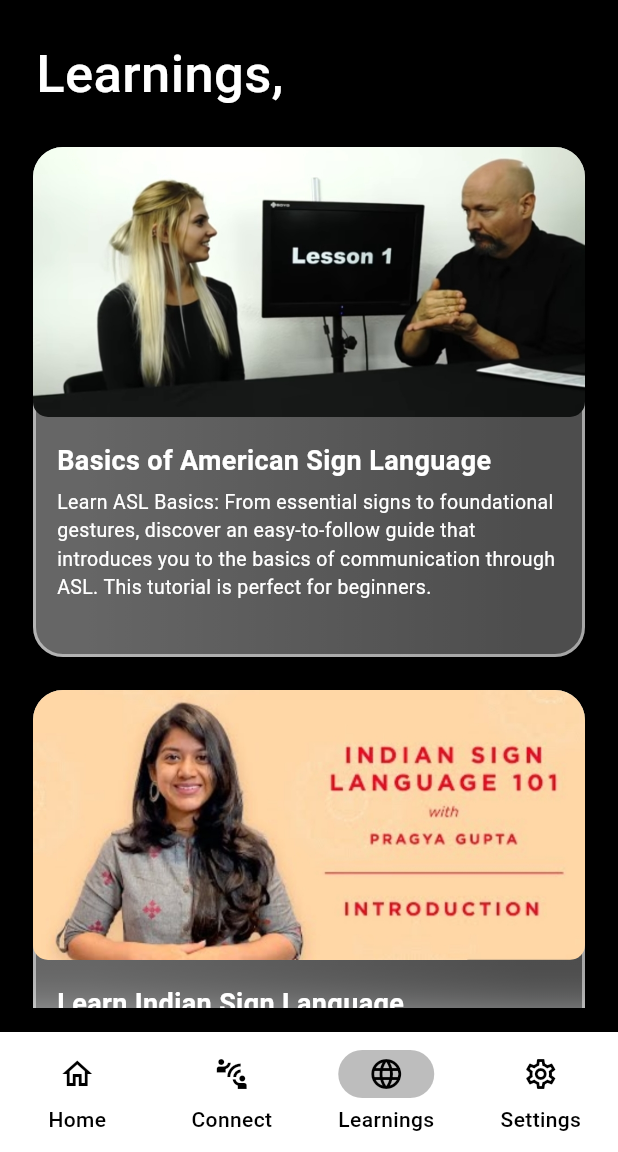
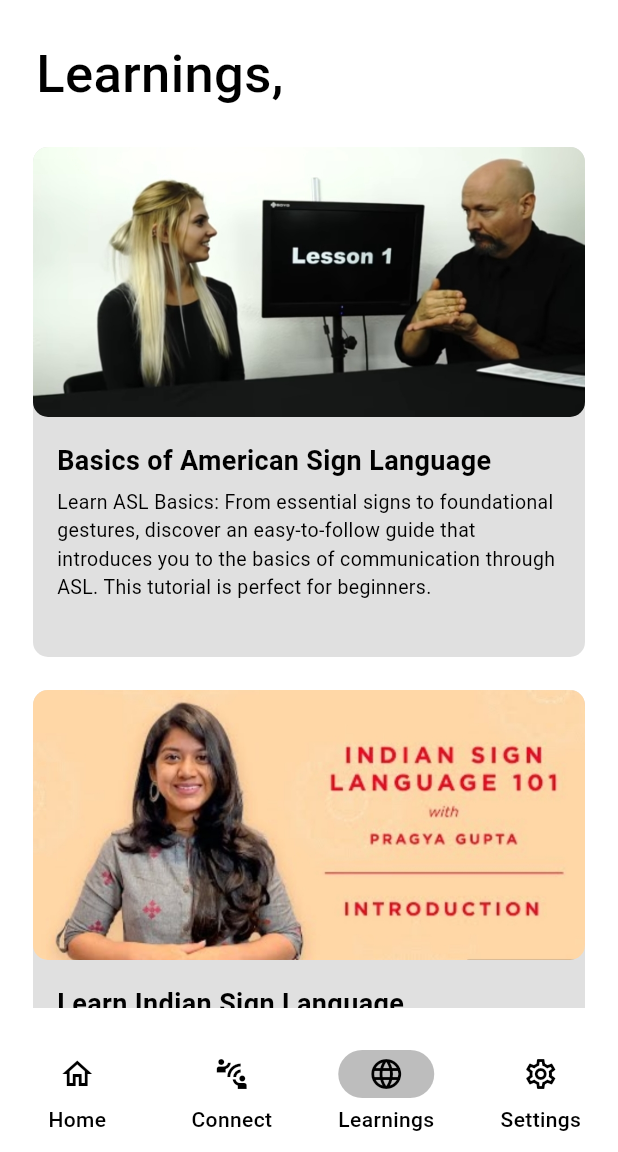
Before and after one commit to mukundsolanki/Vaachak-App, a Flutter app: the screen it shows after launch, item 3 of the bottom bar chosen, on a phone screen of 412 x 824 dp, the part 84-1236 px from its top. Run offline on Flutter 3.47's test engine with Material 3 defaults, Android fonts, the phone set to English and light mode, and no system bars; drawn by our look-alikes of glassmorphism; our stand-ins replace lottie; missing offline and left inert: agora_uikit.

Commit message:
Updated the whole UI to white theme

```diff
--- a/lib/pages/connect_screen.dart
+++ b/lib/pages/connect_screen.dart
@@ -6,7 +6,7 @@ class ConnectScreen extends StatelessWidget {
   @override
   Widget build(BuildContext context) {
     return Scaffold(
-      backgroundColor: Color.fromARGB(255, 0, 0, 0),
+      backgroundColor: Color.fromARGB(255, 255, 255, 255),
       body: Center(
         child: Column(
           mainAxisAlignment: MainAxisAlignment.center,
@@ -55,7 +55,7 @@ class ConnectScreen extends StatelessWidget {
               'Connect to your speech therapist\nYour username is: ',
               textAlign: TextAlign.center,
               style: TextStyle(
-                color: Colors.white,
+                color: Colors.black,
                 fontSize: 16,
               ),
             ),
--- a/lib/pages/home_screen.dart
+++ b/lib/pages/home_screen.dart
@@ -56,7 +56,7 @@ class _HomeScreenState extends State<HomeScreen>
   @override
   Widget build(BuildContext context) {
     return Scaffold(
-      backgroundColor: Color.fromARGB(255, 10, 10, 10),
+      backgroundColor: Color.fromARGB(255, 255, 255, 255),
       body: Column(
         crossAxisAlignment: CrossAxisAlignment.stretch,
         children: [
@@ -67,7 +67,7 @@ class _HomeScreenState extends State<HomeScreen>
               'Hello User,',
               style: TextStyle(
                   fontSize: 30.0,
-                  color: Colors.white,
+                  color: Colors.black,
                   fontWeight: FontWeight.w600,
                   fontStyle: FontStyle.italic),
             ),
@@ -78,7 +78,7 @@ class _HomeScreenState extends State<HomeScreen>
                   ? Text(
                       'No Signs Yet',
                       style: TextStyle(
-                        color: Colors.white60,
+                        color: Colors.black87,
                       ),
                     )
                   : ListView.builder(
--- a/lib/pages/learn_screen.dart
+++ b/lib/pages/learn_screen.dart
@@ -1,5 +1,4 @@
 import 'dart:ui';
-import 'package:glassmorphism/glassmorphism.dart';
 import 'package:flutter/material.dart';
 import 'package:url_launcher/url_launcher.dart';
 
@@ -36,7 +35,7 @@ class LearnScreen extends StatelessWidget {
     _height = MediaQuery.of(context).size.height;
     _width = MediaQuery.of(context).size.width;
     return Scaffold(
-        backgroundColor: Colors.black,
+        backgroundColor: Color.fromARGB(255, 255, 255, 255),
         body: Container(
           height: _height,
           width: _width,
@@ -52,7 +51,7 @@ class LearnScreen extends StatelessWidget {
                     'Learnings,',
                     style: TextStyle(
                         fontSize: 35,
-                        color: Colors.white,
+                        color: Colors.black,
                         fontWeight: FontWeight.w500),
                   ),
                 ),
@@ -65,28 +64,12 @@ class LearnScreen extends StatelessWidget {
                     onTap: () {
                       _launchYouTube(link_asl_basics);
                     },
-                    child: GlassmorphicContainer(
+                    child: Container(
                       width: 600,
                       height: 340, // Adjust the height as needed
-                      borderRadius: 20,
-                      linearGradient: LinearGradient(
-                        begin: Alignment.bottomLeft,
-                        end: Alignment.bottomRight,
-                        colors: [
-                          Colors.white.withOpacity(0.4),
-                          Colors.white30.withOpacity(0.3),
-                        ],
-                        stops: [0.1, 0.9],
-                      ),
-                      border: 2,
-                      blur: 10,
-                      borderGradient: LinearGradient(
-                        begin: Alignment.bottomLeft,
-                        end: Alignment.bottomRight,
-                        colors: [
-                          Colors.white24.withOpacity(0.5),
-                          Colors.white70.withOpacity(0.5),
-                        ],
+                      decoration: BoxDecoration(
+                        borderRadius: BorderRadius.circular(10.0),
+                        color: Colors.grey.shade300,
                       ),
                       child: Column(
                         children: [
@@ -112,14 +95,14 @@ class LearnScreen extends StatelessWidget {
                                     style: TextStyle(
                                       fontSize: 18,
                                       fontWeight: FontWeight.bold,
-                                      color: Colors.white,
+                                      color: Colors.black,
                                     ),
                                   ),
                                   SizedBox(height: 5),
                                   Text(
                                     "Learn ASL Basics: From essential signs to foundational gestures, discover an easy-to-follow guide that introduces you to the basics of communication through ASL. This tutorial is perfect for beginners.",
                                     style: TextStyle(
-                                        fontSize: 13, color: Colors.white),
+                                        fontSize: 13, color: Colors.black),
                                   ),
                                 ],
                               ),
@@ -137,30 +120,13 @@ class LearnScreen extends StatelessWidget {
                   },
                   child: Padding(
                     padding: EdgeInsets.all(6.0),
-                    child: GlassmorphicContainer(
+                    child: Container(
                       width: 600,
                       height: 340, // Adjust the height as needed
-                      borderRadius: 20,
-                      linearGradient: LinearGradient(
-                        begin: Alignment.bottomLeft,
-                        end: Alignment.bottomRight,
-                        colors: [
-                          Colors.white.withOpacity(0.4),
-                          Colors.white30.withOpacity(0.3),
-                        ],
-                        stops: [0.1, 0.9],
+                      decoration: BoxDecoration(
+                        borderRadius: BorderRadius.circular(10.0),
+                        color: Colors.grey.shade300,
                       ),
-                      border: 2,
-                      blur: 10,
-                      borderGradient: LinearGradient(
-                        begin: Alignment.bottomLeft,
-                        end: Alignment.bottomRight,
-                        colors: [
-                          Colors.white24.withOpacity(0.5),
-                          Colors.white70.withOpacity(0.5),
-                        ],
-                      ),
-
                       child: Column(
                         children: [
                           Container(
@@ -186,7 +152,7 @@ class LearnScreen extends StatelessWidget {
                                         style: TextStyle(
                                             fontSize: 18,
                                             fontWeight: FontWeight.bold,
-                                            color: Colors.white),
+                                            color: Colors.black),
                                       ),
                                       Padding(
                                           padding: const EdgeInsets.all(5.0)),
@@ -194,7 +160,7 @@ class LearnScreen extends StatelessWidget {
                                           'This series aims to bring ISL into the public sphere . It is for  people who can hear.Medium of instruction will be English. Anyone with a basic understanding of English can gain from this.',
                                           style: TextStyle(
                                               fontSize: 13,
-                                              color: Colors.white))
+                                              color: Colors.black))
                                     ])),
                           ),
                         ],
@@ -209,28 +175,12 @@ class LearnScreen extends StatelessWidget {
                   },
                   child: Padding(
                     padding: EdgeInsets.all(6.0),
-                    child: GlassmorphicContainer(
+                    child: Container(
                       width: 600,
                       height: 350, // Adjust the height as needed
-                      borderRadius: 20,
-                      linearGradient: LinearGradient(
-                        begin: Alignment.bottomLeft,
-                        end: Alignment.bottomRight,
-                        colors: [
-                          Colors.white.withOpacity(0.4),
-                          Colors.white30.withOpacity(0.3),
-                        ],
-                        stops: [0.1, 0.9],
-                      ),
-                      border: 2,
-                      blur: 10,
-                      borderGradient: LinearGradient(
-                        begin: Alignment.bottomLeft,
-                        end: Alignment.bottomRight,
-                        colors: [
-                          Colors.white24.withOpacity(0.5),
-                          Colors.white70.withOpacity(0.5),
-                        ],
+                      decoration: BoxDecoration(
+                        borderRadius: BorderRadius.circular(10.0),
+                        color: Colors.grey.shade300,
                       ),
                       child: Column(
                         children: [
@@ -254,13 +204,13 @@ class LearnScreen extends StatelessWidget {
                                   style: TextStyle(
                                       fontSize: 17,
                                       fontWeight: FontWeight.bold,
-                                      color: Colors.white),
+                                      color: Colors.black),
                                 ),
                                 Padding(padding: const EdgeInsets.all(5.0)),
                                 Text(
                                     'Juan Pablo de Bonet is credited with publishing the first sign language instructional book for the deaf in 1620. The book was based on the work of Girolamo Cardano, an Italian physician, who believed that it wasn’t necessary to hear words in order to understand ideas.',
                                     style: TextStyle(
-                                        fontSize: 13, color: Colors.white))
+                                        fontSize: 13, color: Colors.black))
                               ]))
                         ],
                       ),
@@ -274,28 +224,12 @@ class LearnScreen extends StatelessWidget {
                   },
                   child: Padding(
                     padding: EdgeInsets.all(6.0),
-                    child: GlassmorphicContainer(
+                    child: Container(
                       width: 600,
                       height: 340, // Adjust the height as needed
-                      borderRadius: 20,
-                      linearGradient: LinearGradient(
-                        begin: Alignment.bottomLeft,
-                        end: Alignment.bottomRight,
-                        colors: [
-                          Colors.white.withOpacity(0.4),
-                          Colors.white30.withOpacity(0.3),
-                        ],
-                        stops: [0.1, 0.9],
-                      ),
-                      border: 2,
-                      blur: 10,
-                      borderGradient: LinearGradient(
-                        begin: Alignment.bottomLeft,
-                        end: Alignment.bottomRight,
-                        colors: [
-                          Colors.white24.withOpacity(0.5),
-                          Colors.white70.withOpacity(0.5),
-                        ],
+                      decoration: BoxDecoration(
+                        borderRadius: BorderRadius.circular(10.0),
+                        color: Colors.grey.shade300,
                       ),
                       child: Column(
                         children: [
@@ -320,13 +254,13 @@ class LearnScreen extends StatelessWidget {
                                   style: TextStyle(
                                       fontSize: 18,
                                       fontWeight: FontWeight.bold,
-                                      color: Colors.white),
+                                      color: Colors.black),
                                 ),
                                 Padding(padding: const EdgeInsets.all(5.0)),
                                 Text(
                                     "Learn about the subtle nuances and intricate hand movements that encapsulate emotions in Indian Sign Language. Explore a diverse range of feelings, from the warmth of happiness to the depths of sorrow, understanding the cultural context behind each expression",
                                     style: TextStyle(
-                                        fontSize: 13, color: Colors.white))
+                                        fontSize: 13, color: Colors.black))
                               ])),
                         ],
                       ),
@@ -340,28 +274,12 @@ class LearnScreen extends StatelessWidget {
                   },
                   child: Padding(
                     padding: EdgeInsets.all(6.0),
-                    child: GlassmorphicContainer(
+                    child: Container(
                       width: 600,
                       height: 340, // Adjust the height as needed
-                      borderRadius: 20,
-                      linearGradient: LinearGradient(
-                        begin: Alignment.bottomLeft,
-                        end: Alignment.bottomRight,
-                        colors: [
-                          Colors.white.withOpacity(0.4),
-                          Colors.white30.withOpacity(0.3),
-                        ],
-                        stops: [0.1, 0.9],
-                      ),
-                      border: 2,
-                      blur: 10,
-                      borderGradient: LinearGradient(
-                        begin: Alignment.bottomLeft,
-                        end: Alignment.bottomRight,
-                        colors: [
-                          Colors.white24.withOpacity(0.5),
-                          Colors.white70.withOpacity(0.5),
-                        ],
+                      decoration: BoxDecoration(
+                        borderRadius: BorderRadius.circular(10.0),
+                        color: Colors.grey.shade300,
                       ),
                       child: Column(
                         children: [
@@ -386,13 +304,13 @@ class LearnScreen extends StatelessWidget {
                                   style: TextStyle(
                                       fontSize: 17,
                                       fontWeight: FontWeight.bold,
-                                      color: Colors.white),
+                                      color: Colors.black),
                                 ),
                                 Padding(padding: const EdgeInsets.all(5.0)),
                                 Text(
                                     'This tutorial aims to empower individuals of all backgrounds to communicate inclusively through ASL.With  demonstrations and practical examples,we strive to make learning ASL an engaging and accessible experience for everyone.',
                                     style: TextStyle(
-                                        fontSize: 13, color: Colors.white))
+                                        fontSize: 13, color: Colors.black))
                               ])),
                         ],
                       ),
@@ -406,28 +324,12 @@ class LearnScreen extends StatelessWidget {
                   },
                   child: Padding(
                     padding: EdgeInsets.all(6.0),
-                    child: GlassmorphicContainer(
+                    child: Container(
                       width: 600,
                       height: 340, // Adjust the height as needed
-                      borderRadius: 20,
-                      linearGradient: LinearGradient(
-                        begin: Alignment.bottomLeft,
-                        end: Alignment.bottomRight,
-                        colors: [
-                          Colors.white.withOpacity(0.4),
-                          Colors.white30.withOpacity(0.3),
-                        ],
-                        stops: [0.1, 0.9],
-                      ),
-                      border: 2,
-                      blur: 10,
-                      borderGradient: LinearGradient(
-                        begin: Alignment.bottomLeft,
-                        end: Alignment.bottomRight,
-                        colors: [
-                          Colors.white24.withOpacity(0.5),
-                          Colors.white70.withOpacity(0.5),
-                        ],
+                      decoration: BoxDecoration(
+                        borderRadius: BorderRadius.circular(10.0),
+                        color: Colors.grey.shade300,
                       ),
                       child: Column(
                         children: [
@@ -451,13 +353,13 @@ class LearnScreen extends StatelessWidget {
                                   style: TextStyle(
                                       fontSize: 17,
                                       fontWeight: FontWeight.bold,
-                                      color: Colors.white),
+                                      color: Colors.black),
                                 ),
                                 Padding(padding: const EdgeInsets.all(5.0)),
                                 Text(
                                     'DEF aims to bridge the gap between hearing and Deaf people in society. With this goal in mind, we provide Sign Language courses for anyone who is interested in learning it as a language.',
                                     style: TextStyle(
-                                        fontSize: 13, color: Colors.white))
+                                        fontSize: 13, color: Colors.black))
                               ])),
                         ],
                       ),
--- a/lib/pages/settings_screen.dart
+++ b/lib/pages/settings_screen.dart
@@ -4,7 +4,7 @@ class SettingsScreen extends StatelessWidget {
   @override
   Widget build(BuildContext context) {
     return Scaffold(
-      backgroundColor: Color.fromARGB(255, 0, 0, 0),
+      backgroundColor: Color.fromARGB(255, 255, 255, 255),
       body: Stack(
         children: [
           // Bottom layer: Cover image
@@ -78,14 +78,14 @@ class SettingsScreen extends StatelessWidget {
                   style: TextStyle(
                     fontSize: 18,
                     fontWeight: FontWeight.bold,
-                    color: Colors.white,
+                    color: Colors.black,
                   ),
                 ),
                 Text(
                   'User ID',
                   style: TextStyle(
                     fontSize: 16,
-                    color: Colors.white,
+                    color: Colors.black,
                   ),
                 ),
               ],
--- a/lib/pages/widgets/bottom_model_sheet.dart
+++ b/lib/pages/widgets/bottom_model_sheet.dart
@@ -28,11 +28,23 @@ class _MyBottomSheetState extends State<MyBottomSheet> {
           Row(
             mainAxisAlignment: MainAxisAlignment.spaceBetween,
             children: [
-              Text(
-                'Add Sign',
-                style: TextStyle(
-                  fontSize: 30.0,
-                  fontWeight: FontWeight.w500,
+              RichText(
+                text: TextSpan(
+                  style: TextStyle(
+                    fontSize: 30.0,
+                    fontWeight: FontWeight.w500,
+                    color: Colors.black,
+                  ),
+                  children: [
+                    TextSpan(
+                      text: 'Add ',
+                      style: TextStyle(color: Colors.red),
+                    ),
+                    TextSpan(
+                      text: 'Sign',
+                      style: TextStyle(color: Colors.black),
+                    ),
+                  ],
                 ),
               ),
               IconButton(
@@ -51,14 +63,38 @@ class _MyBottomSheetState extends State<MyBottomSheet> {
             ),
           ),
           SizedBox(height: 16.0),
+          // ElevatedButton(
+          //   onPressed: () {
+          //     String enteredText = textEditingController.text;
+          //     widget.onTextCreated(
+          //         enteredText); // Callback to pass text to HomeScreen
+          //     textEditingController.clear(); // Clear the text field
+          //     Navigator.pop(context);
+          //   },
+          //   child: Text('Create'),
+          // ),
           ElevatedButton(
             onPressed: () {
               String enteredText = textEditingController.text;
-              widget.onTextCreated(enteredText); // Callback to pass text to HomeScreen
+              widget.onTextCreated(
+                  enteredText); // Callback to pass text to HomeScreen
               textEditingController.clear(); // Clear the text field
               Navigator.pop(context);
             },
-            child: Text('Create'),
+            style: ElevatedButton.styleFrom(
+              primary: Colors.red,
+              shape: RoundedRectangleBorder(
+                borderRadius:
+                    BorderRadius.circular(10.0),
+              ),
+            ),
+            child: Text(
+              'Create',
+              style: TextStyle(
+                fontSize: 16.0,
+                color: Colors.black,
+              ),
+            ),
           ),
         ],
       ),
```
